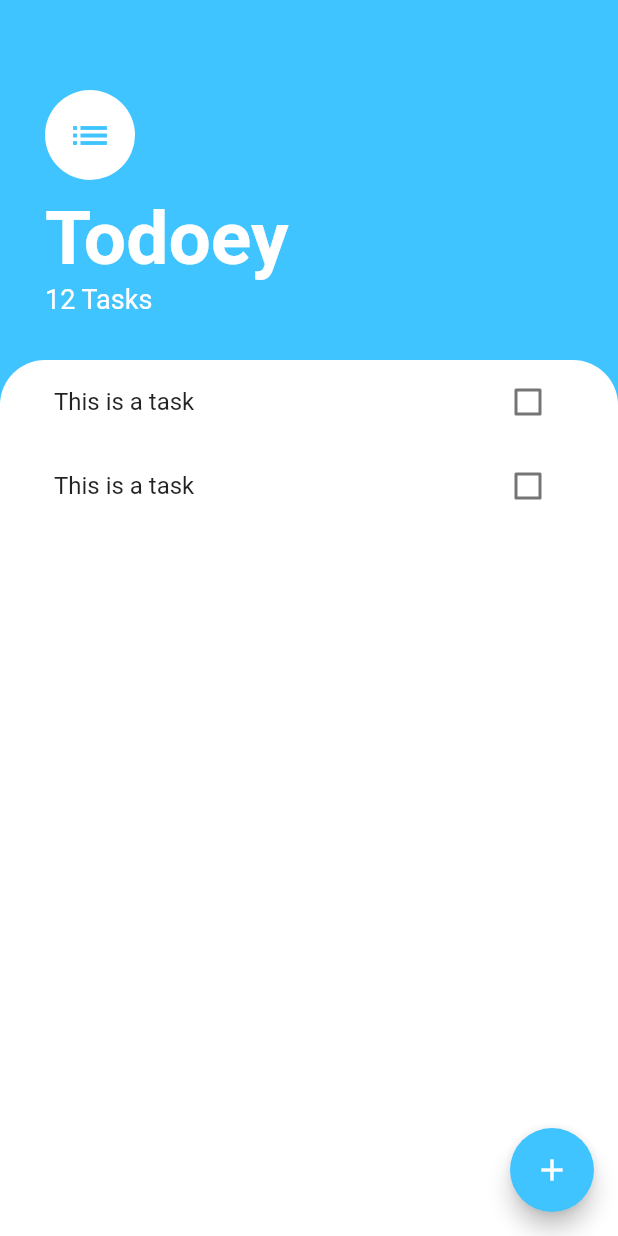
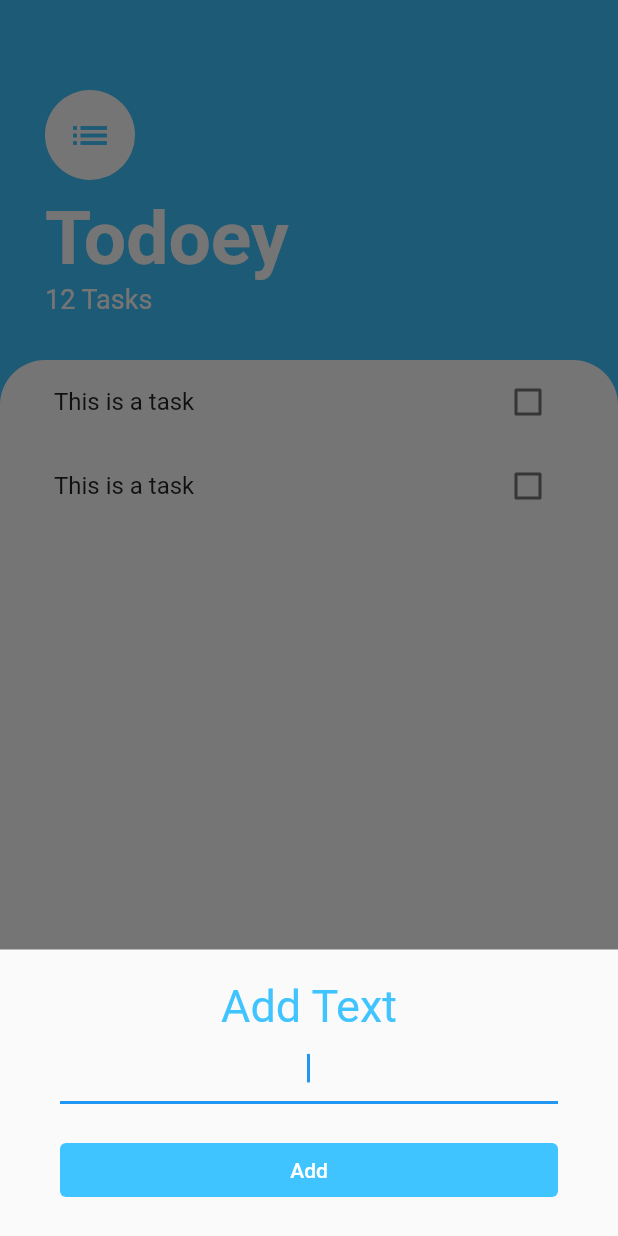
Before and after one commit to ishahahahan/Todoey-Flutter, a Flutter app: the screen it shows after launch, after a tap on the "add" icon, on a phone screen of 412 x 824 dp. Run offline on Flutter 3.47's test engine with Material 2 defaults, Android fonts, the phone set to English and light mode, and no system bars.

Commit message:
Added Modal Bottom Sheet

```diff
--- /dev/null
+++ b/lib/screens/add_task_screen.dart
@@ -0,0 +1,43 @@
+import 'package:flutter/material.dart';
+
+class AddTaskScreen extends StatelessWidget {
+  const AddTaskScreen({super.key});
+
+  @override
+  Widget build(BuildContext context) {
+    return SizedBox(
+      width: double.infinity,
+      child: Padding(
+        padding: const EdgeInsets.symmetric(vertical: 20.0, horizontal: 40),
+        child: Column(
+          crossAxisAlignment: CrossAxisAlignment.stretch,
+          children: [
+            const Text(
+              'Add Text',
+              textAlign: TextAlign.center,
+              style: TextStyle(fontSize: 30, color: Colors.lightBlueAccent),
+            ),
+            const TextField(
+              autofocus: true,
+              textAlign: TextAlign.center,
+            ),
+            const SizedBox(
+              height: 20,
+            ),
+            TextButton(
+              onPressed: () {},
+              style: const ButtonStyle(
+                backgroundColor:
+                    MaterialStatePropertyAll(Colors.lightBlueAccent),
+              ),
+              child: const Text(
+                'Add',
+                style: TextStyle(color: Colors.white),
+              ),
+            )
+          ],
+        ),
+      ),
+    );
+  }
+}
--- a/lib/screens/task_screen.dart
+++ b/lib/screens/task_screen.dart
@@ -1,5 +1,6 @@
 import 'package:flutter/material.dart';
 import 'package:todoey/widgets/tasks_list.dart';
+import 'add_task_screen.dart';
 
 class TaskScreen extends StatelessWidget {
   const TaskScreen({super.key});
@@ -64,7 +65,21 @@ class TaskScreen extends StatelessWidget {
           Icons.add,
           color: Colors.white,
         ),
-        onPressed: () {},
+        onPressed: () {
+          showModalBottomSheet(
+            context: context,
+
+            // Puts modal above keyboard
+            isScrollControlled: true, // makes modal full height
+            builder: (context) => SingleChildScrollView(
+              child: Container(
+                padding: EdgeInsets.only(
+                    bottom: MediaQuery.of(context).viewInsets.bottom),
+                child: const AddTaskScreen(),
+              ),
+            ),
+          );
+        },
       ),
     );
   }
```
